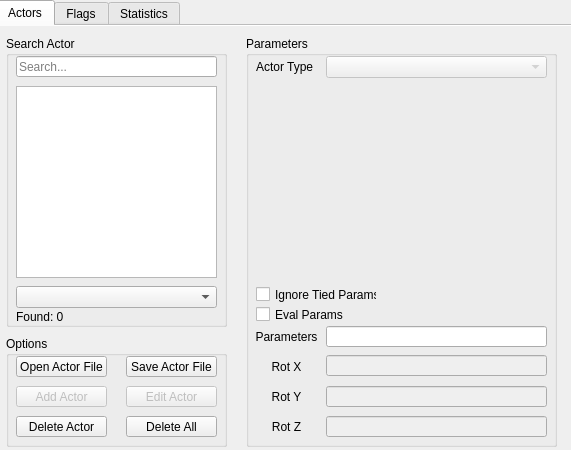
Before: the Qt Designer form res/MainWindow.ui in Yanis42/Cole, drawn with Qt 5.
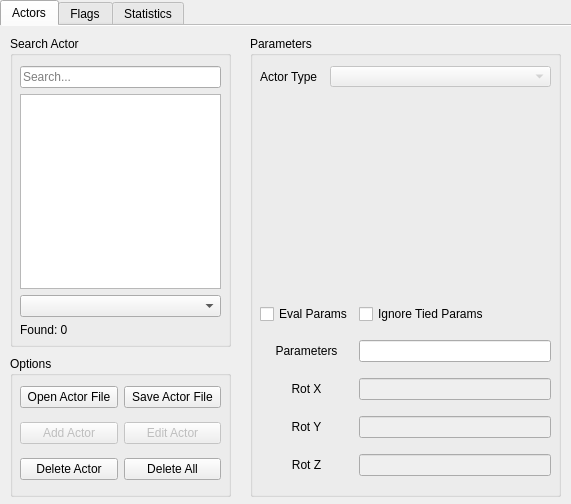
After: the same form once the commit is applied. Icons and pictures are not drawn.

Commit message: dark theme, fixed crop issues

Diff of the .ui file:
```diff
--- a/res/MainWindow.ui
+++ b/res/MainWindow.ui
@@ -7,7 +7,7 @@
     <x>0</x>
     <y>0</y>
     <width>571</width>
-    <height>450</height>
+    <height>504</height>
    </rect>
   </property>
   <property name="sizePolicy">
@@ -19,13 +19,13 @@
   <property name="minimumSize">
    <size>
     <width>571</width>
-    <height>450</height>
+    <height>504</height>
    </size>
   </property>
   <property name="maximumSize">
    <size>
     <width>571</width>
-    <height>450</height>
+    <height>504</height>
    </size>
   </property>
   <property name="windowTitle">
@@ -45,10 +45,10 @@
     </property>
     <property name="geometry">
      <rect>
-      <x>-4</x>
+      <x>0</x>
       <y>0</y>
       <width>581</width>
-      <height>451</height>
+      <height>511</height>
      </rect>
     </property>
     <property name="tabShape">
@@ -70,7 +70,7 @@
         <x>250</x>
         <y>10</y>
         <width>311</width>
-        <height>411</height>
+        <height>461</height>
        </rect>
       </property>
       <property name="title">
@@ -83,9 +83,9 @@
        <property name="geometry">
         <rect>
          <x>80</x>
-         <y>20</y>
+         <y>30</y>
          <width>221</width>
-         <height>22</height>
+         <height>21</height>
         </rect>
        </property>
       </widget>
@@ -93,7 +93,7 @@
        <property name="geometry">
         <rect>
          <x>10</x>
-         <y>20</y>
+         <y>30</y>
          <width>61</width>
          <height>21</height>
         </rect>
@@ -106,112 +106,95 @@
        <property name="geometry">
         <rect>
          <x>10</x>
-         <y>50</y>
+         <y>60</y>
          <width>291</width>
-         <height>201</height>
+         <height>191</height>
         </rect>
        </property>
        <layout class="QFormLayout" name="paramLayout"/>
       </widget>
-      <widget class="QCheckBox" name="ignoreTiedBox">
+      <widget class="QWidget" name="gridLayoutWidget">
        <property name="geometry">
         <rect>
          <x>10</x>
-         <y>250</y>
-         <width>121</width>
-         <height>17</height>
+         <y>260</y>
+         <width>291</width>
+         <height>191</height>
         </rect>
+       </property>
+       <layout class="QGridLayout" name="paramGrid">
+        <property name="horizontalSpacing">
+         <number>6</number>
+        </property>
+        <property name="verticalSpacing">
+         <number>8</number>
+        </property>
+        <item row="3" column="0">
+         <widget class="QPushButton" name="rotYLabel">
+          <property name="acceptDrops">
+           <bool>false</bool>
+          </property>
+          <property name="autoFillBackground">
+           <bool>false</bool>
        </property>
        <property name="text">
-        <string>Ignore Tied Params</string>
-       </property>
-      </widget>
-      <widget class="QLineEdit" name="paramBox">
-       <property name="geometry">
-        <rect>
-         <x>80</x>
-         <y>290</y>
-         <width>221</width>
-         <height>21</height>
-        </rect>
-       </property>
-       <property name="readOnly">
+           <string>Rot Y</string>
+          </property>
+          <property name="checkable">
         <bool>false</bool>
        </property>
-       <property name="clearButtonEnabled">
+          <property name="default">
         <bool>false</bool>
        </property>
-      </widget>
-      <widget class="QLineEdit" name="rotXBox">
-       <property name="enabled">
-        <bool>false</bool>
-       </property>
-       <property name="geometry">
-        <rect>
-         <x>80</x>
-         <y>319</y>
-         <width>221</width>
-         <height>21</height>
-        </rect>
-       </property>
-       <property name="readOnly">
-        <bool>false</bool>
-       </property>
-      </widget>
+          <property name="flat">
+           <bool>true</bool>
+          </property>
+         </widget>
+        </item>
+        <item row="3" column="1">
       <widget class="QLineEdit" name="rotYBox">
        <property name="enabled">
         <bool>false</bool>
        </property>
-       <property name="geometry">
-        <rect>
-         <x>80</x>
-         <y>350</y>
-         <width>221</width>
-         <height>21</height>
-        </rect>
-       </property>
        <property name="readOnly">
         <bool>false</bool>
        </property>
       </widget>
+        </item>
+        <item row="4" column="0">
+         <widget class="QPushButton" name="rotZLabel">
+          <property name="acceptDrops">
+           <bool>false</bool>
+          </property>
+          <property name="autoFillBackground">
+           <bool>false</bool>
+          </property>
+          <property name="text">
+           <string>Rot Z</string>
+          </property>
+          <property name="checkable">
+           <bool>false</bool>
+          </property>
+          <property name="default">
+           <bool>false</bool>
+          </property>
+          <property name="flat">
+           <bool>true</bool>
+          </property>
+         </widget>
+        </item>
+        <item row="4" column="1">
       <widget class="QLineEdit" name="rotZBox">
        <property name="enabled">
         <bool>false</bool>
        </property>
-       <property name="geometry">
-        <rect>
-         <x>80</x>
-         <y>380</y>
-         <width>221</width>
-         <height>21</height>
-        </rect>
-       </property>
        <property name="readOnly">
         <bool>false</bool>
        </property>
       </widget>
-      <widget class="QCheckBox" name="evalParamBox">
-       <property name="geometry">
-        <rect>
-         <x>10</x>
-         <y>270</y>
-         <width>91</width>
-         <height>17</height>
-        </rect>
-       </property>
-       <property name="text">
-        <string>Eval Params</string>
-       </property>
-      </widget>
+        </item>
+        <item row="1" column="0">
       <widget class="QPushButton" name="paramLabel">
-       <property name="geometry">
-        <rect>
-         <x>0</x>
-         <y>290</y>
-         <width>81</width>
-         <height>21</height>
-        </rect>
-       </property>
        <property name="acceptDrops">
         <bool>false</bool>
        </property>
@@ -225,21 +208,35 @@
         <bool>false</bool>
        </property>
        <property name="default">
-        <bool>true</bool>
+           <bool>false</bool>
        </property>
        <property name="flat">
         <bool>true</bool>
        </property>
       </widget>
+        </item>
+        <item row="2" column="1">
+         <widget class="QLineEdit" name="rotXBox">
+          <property name="enabled">
+           <bool>false</bool>
+          </property>
+          <property name="readOnly">
+           <bool>false</bool>
+          </property>
+         </widget>
+        </item>
+        <item row="1" column="1">
+         <widget class="QLineEdit" name="paramBox">
+          <property name="readOnly">
+           <bool>false</bool>
+          </property>
+          <property name="clearButtonEnabled">
+           <bool>false</bool>
+          </property>
+         </widget>
+        </item>
+        <item row="2" column="0">
       <widget class="QPushButton" name="rotXLabel">
-       <property name="geometry">
-        <rect>
-         <x>0</x>
-         <y>320</y>
-         <width>81</width>
-         <height>21</height>
-        </rect>
-       </property>
        <property name="acceptDrops">
         <bool>false</bool>
        </property>
@@ -253,165 +250,114 @@
         <bool>false</bool>
        </property>
        <property name="default">
-        <bool>true</bool>
+           <bool>false</bool>
        </property>
        <property name="flat">
         <bool>true</bool>
        </property>
       </widget>
-      <widget class="QPushButton" name="rotYLabel">
-       <property name="geometry">
-        <rect>
-         <x>0</x>
-         <y>350</y>
-         <width>81</width>
-         <height>21</height>
-        </rect>
-       </property>
-       <property name="acceptDrops">
-        <bool>false</bool>
-       </property>
-       <property name="autoFillBackground">
-        <bool>false</bool>
-       </property>
+        </item>
+        <item row="0" column="0">
+         <widget class="QCheckBox" name="evalParamBox">
        <property name="text">
-        <string>Rot Y</string>
-       </property>
-       <property name="checkable">
+           <string>Eval Params</string>
+          </property>
+          <property name="tristate">
         <bool>false</bool>
        </property>
-       <property name="default">
-        <bool>true</bool>
-       </property>
-       <property name="flat">
-        <bool>true</bool>
-       </property>
-      </widget>
-      <widget class="QPushButton" name="rotZLabel">
-       <property name="geometry">
-        <rect>
-         <x>0</x>
-         <y>380</y>
-         <width>81</width>
-         <height>21</height>
-        </rect>
-       </property>
-       <property name="acceptDrops">
-        <bool>false</bool>
-       </property>
-       <property name="autoFillBackground">
-        <bool>false</bool>
-       </property>
+         </widget>
+        </item>
+        <item row="0" column="1">
+         <widget class="QCheckBox" name="ignoreTiedBox">
        <property name="text">
-        <string>Rot Z</string>
-       </property>
-       <property name="checkable">
-        <bool>false</bool>
-       </property>
-       <property name="default">
-        <bool>true</bool>
-       </property>
-       <property name="flat">
-        <bool>true</bool>
-       </property>
+           <string>Ignore Tied Params</string>
+          </property>
+         </widget>
+        </item>
+       </layout>
       </widget>
      </widget>
      <widget class="QGroupBox" name="groupBox">
       <property name="geometry">
        <rect>
         <x>10</x>
-        <y>310</y>
+        <y>330</y>
         <width>221</width>
-        <height>111</height>
+        <height>141</height>
        </rect>
       </property>
       <property name="title">
        <string>Options</string>
       </property>
+      <widget class="QWidget" name="gridLayoutWidget_2">
+       <property name="geometry">
+        <rect>
+         <x>10</x>
+         <y>22</y>
+         <width>201</width>
+         <height>111</height>
+        </rect>
+       </property>
+       <layout class="QGridLayout" name="optionsGrid">
+        <property name="leftMargin">
+         <number>0</number>
+        </property>
+        <property name="topMargin">
+         <number>0</number>
+        </property>
+        <property name="spacing">
+         <number>6</number>
+        </property>
+        <item row="1" column="1">
+         <widget class="QPushButton" name="editActorBtn">
+          <property name="enabled">
+           <bool>false</bool>
+          </property>
+          <property name="text">
+           <string>Edit Actor</string>
+          </property>
+         </widget>
+        </item>
+        <item row="0" column="0">
       <widget class="QPushButton" name="openActorFileBtn">
-       <property name="geometry">
-        <rect>
-         <x>10</x>
-         <y>20</y>
-         <width>91</width>
-         <height>21</height>
-        </rect>
-       </property>
        <property name="text">
         <string>Open Actor File</string>
        </property>
       </widget>
+        </item>
+        <item row="0" column="1">
       <widget class="QPushButton" name="saveActorFileBtn">
-       <property name="geometry">
-        <rect>
-         <x>120</x>
-         <y>20</y>
-         <width>91</width>
-         <height>21</height>
-        </rect>
-       </property>
        <property name="text">
         <string>Save Actor File</string>
        </property>
       </widget>
-      <widget class="QPushButton" name="deleteActorBtn">
-       <property name="geometry">
-        <rect>
-         <x>10</x>
-         <y>80</y>
-         <width>91</width>
-         <height>21</height>
-        </rect>
-       </property>
-       <property name="text">
-        <string>Delete Actor</string>
-       </property>
-      </widget>
+        </item>
+        <item row="1" column="0">
       <widget class="QPushButton" name="addActorBtn">
        <property name="enabled">
         <bool>false</bool>
        </property>
-       <property name="geometry">
-        <rect>
-         <x>10</x>
-         <y>50</y>
-         <width>91</width>
-         <height>21</height>
-        </rect>
-       </property>
        <property name="text">
         <string>Add Actor</string>
        </property>
       </widget>
-      <widget class="QPushButton" name="editActorBtn">
-       <property name="enabled">
-        <bool>false</bool>
-       </property>
-       <property name="geometry">
-        <rect>
-         <x>120</x>
-         <y>50</y>
-         <width>91</width>
-         <height>21</height>
-        </rect>
-       </property>
+        </item>
+        <item row="2" column="0">
+         <widget class="QPushButton" name="deleteActorBtn">
        <property name="text">
-        <string>Edit Actor</string>
-       </property>
-      </widget>
+           <string>Delete Actor</string>
+          </property>
+         </widget>
+        </item>
+        <item row="2" column="1">
       <widget class="QPushButton" name="deleteAllBtn">
-       <property name="geometry">
-        <rect>
-         <x>120</x>
-         <y>80</y>
-         <width>91</width>
-         <height>21</height>
-        </rect>
-       </property>
        <property name="text">
         <string>Delete All</string>
        </property>
       </widget>
+        </item>
+       </layout>
+      </widget>
      </widget>
      <widget class="QGroupBox" name="searchGroup">
       <property name="geometry">
@@ -419,21 +365,33 @@
         <x>10</x>
         <y>10</y>
         <width>221</width>
-        <height>291</height>
+        <height>311</height>
        </rect>
       </property>
       <property name="title">
        <string>Search Actor</string>
       </property>
+      <property name="alignment">
+       <set>Qt::AlignLeading|Qt::AlignLeft|Qt::AlignTop</set>
+      </property>
+      <property name="flat">
+       <bool>false</bool>
+      </property>
+      <property name="checkable">
+       <bool>false</bool>
+      </property>
+      <widget class="QWidget" name="verticalLayoutWidget">
+       <property name="geometry">
+        <rect>
+         <x>10</x>
+         <y>30</y>
+         <width>201</width>
+         <height>271</height>
+        </rect>
+       </property>
+       <layout class="QVBoxLayout" name="searchLayout">
+        <item>
       <widget class="QLineEdit" name="searchBox">
-       <property name="geometry">
-        <rect>
-         <x>10</x>
-         <y>20</y>
-         <width>201</width>
-         <height>21</height>
-        </rect>
-       </property>
        <property name="toolTip">
         <string/>
        </property>
@@ -444,38 +402,21 @@
         <string>Search...</string>
        </property>
       </widget>
+        </item>
+        <item>
+         <widget class="QListWidget" name="actorFoundBox"/>
+        </item>
+        <item>
+         <widget class="QComboBox" name="actorCategoryList"/>
+        </item>
+        <item>
       <widget class="QLabel" name="actorFoundLabel">
-       <property name="geometry">
-        <rect>
-         <x>10</x>
-         <y>270</y>
-         <width>71</width>
-         <height>21</height>
-        </rect>
-       </property>
        <property name="text">
         <string>Found: 0</string>
        </property>
       </widget>
-      <widget class="QComboBox" name="actorCategoryList">
-       <property name="geometry">
-        <rect>
-         <x>10</x>
-         <y>250</y>
-         <width>201</width>
-         <height>22</height>
-        </rect>
-       </property>
-      </widget>
-      <widget class="QListWidget" name="actorFoundBox">
-       <property name="geometry">
-        <rect>
-         <x>10</x>
-         <y>50</y>
-         <width>201</width>
-         <height>192</height>
-        </rect>
-       </property>
+        </item>
+       </layout>
       </widget>
      </widget>
     </widget>
```
Lines whose indentation alone changed are shown as unchanged. The commit also changes 2 other files.
